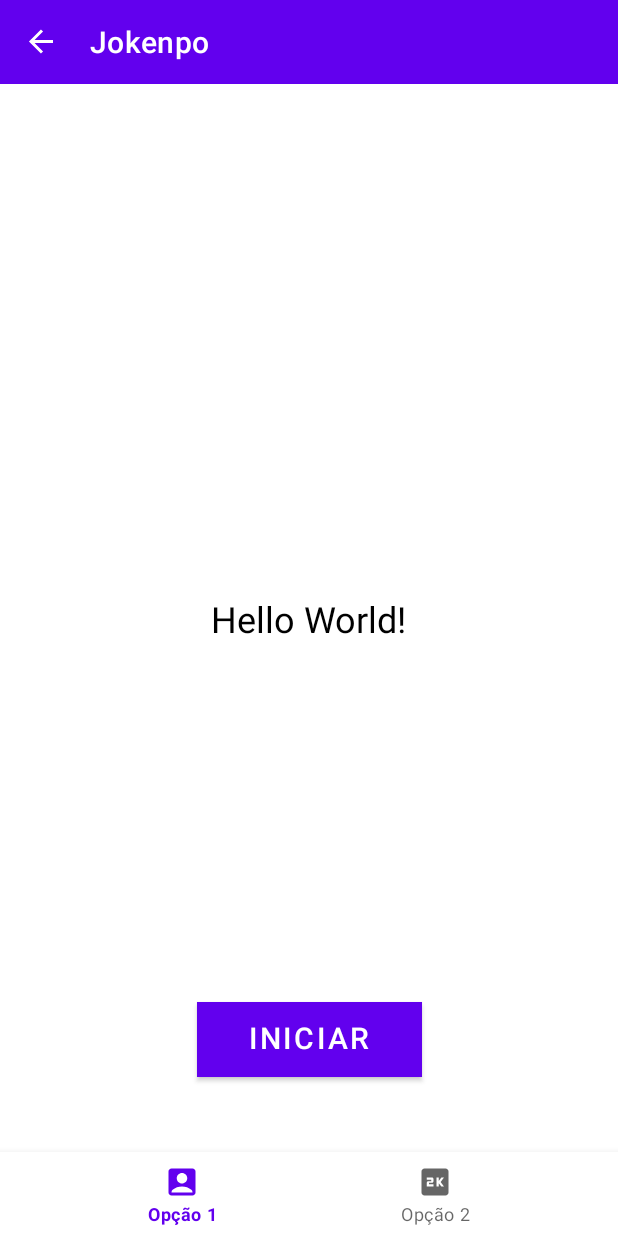
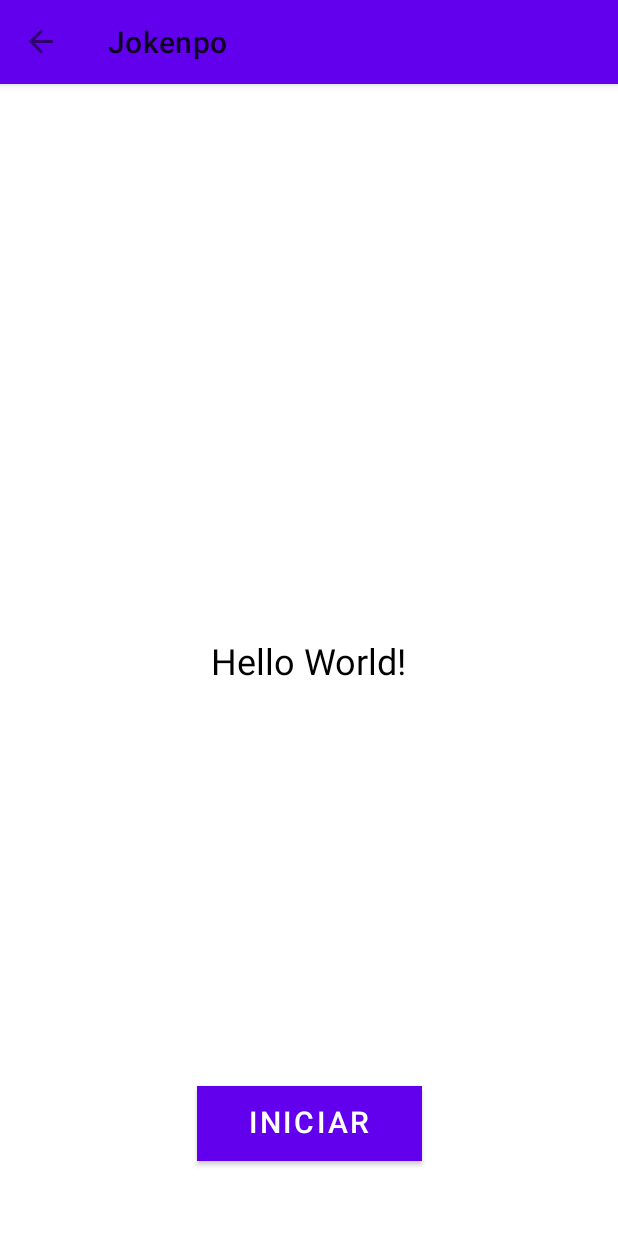
Before and after one commit to Jusouza/JokenpoModule11, an Android app: the screen it shows after launch (MainActivity), on a phone screen of 412 x 824 dp. Run offline under Robolectric (Android 15) with nearby library versions, the phone set to English and light mode, and no system bars; our stand-ins replace navigation-ui.

Commit message:
Parte 2 - refactoring code

```diff
--- a/app/src/main/java/com/example/jokenpo_module11/MainActivity.kt
+++ b/app/src/main/java/com/example/jokenpo_module11/MainActivity.kt
@@ -1,20 +1,18 @@
 package com.example.jokenpo_module11
 
+import android.os.Bundle
+import android.view.View
 import androidx.appcompat.app.AppCompatActivity
-import android.os.Bundle
-import android.view.Menu
-import android.view.MenuItem
-import androidx.core.view.GravityCompat
 import androidx.drawerlayout.widget.DrawerLayout
 import androidx.navigation.NavController
 import androidx.navigation.fragment.NavHostFragment
 import androidx.navigation.ui.AppBarConfiguration
+import androidx.navigation.ui.navigateUp
 import androidx.navigation.ui.setupActionBarWithNavController
 import androidx.navigation.ui.setupWithNavController
 import com.example.jokenpo_module11.databinding.ActivityMainBinding
 import com.google.android.material.bottomnavigation.BottomNavigationView
 import com.google.android.material.navigation.NavigationView
-import com.google.android.material.snackbar.Snackbar
 
 class MainActivity : AppCompatActivity() {
 
@@ -22,6 +20,7 @@ class MainActivity : AppCompatActivity() {
     lateinit var navDrawer: NavigationView
     lateinit var bottomNav: BottomNavigationView
     lateinit var navController: NavController
+    lateinit var appBarConfiguration: AppBarConfiguration
     override fun onCreate(savedInstanceState: Bundle?) {
         super.onCreate(savedInstanceState)
 
@@ -35,77 +34,27 @@ class MainActivity : AppCompatActivity() {
         navDrawer = binding.navView
         bottomNav = binding.bottomNav
 
-        val navHostFragment = supportFragmentManager.findFragmentById(R.id.fragmentContainerView) as NavHostFragment
+        val navHostFragment =
+            supportFragmentManager.findFragmentById(R.id.fragmentContainerView) as NavHostFragment
         navController = navHostFragment.navController
 
-        val appBarConfiguration = AppBarConfiguration(setOf(R.id.playerFragment, R.id.resultFragment), drawer)
+        appBarConfiguration =
+            AppBarConfiguration(setOf(R.id.playerFragment, R.id.resultFragment), drawer)
+
+        navController.addOnDestinationChangedListener { _, destination, _ ->
+            when (destination.id) {
+                R.id.homeFragment -> bottomNav.visibility = View.GONE
+                else -> bottomNav.visibility = View.VISIBLE
+            }
+        }
 
         setupActionBarWithNavController(navController, appBarConfiguration)
-
         navDrawer.setupWithNavController(navController)
-
-        setupBottomNavigation()
+        bottomNav.setupWithNavController(navController)
     }
 
-    private fun setupBottomNavigation() {
-        bottomNav.setOnItemSelectedListener { menuItem ->
-            when (menuItem.itemId) {
-                R.id.bottom_option_1 -> {
-                    Snackbar.make(
-                        drawer,
-                        getString(R.string.bottom_nav_title_1),
-                        Snackbar.LENGTH_SHORT
-                    ).show()
-                    true
-                }
-
-                R.id.bottom_option_2 -> {
-                    Snackbar.make(
-                        drawer,
-                        getString(R.string.bottom_nav_title_2),
-                        Snackbar.LENGTH_SHORT
-                    ).show()
-                    true
-                }
-
-                else -> false
-            }
-
-        }
-    }
     override fun onSupportNavigateUp(): Boolean {
-        drawer.openDrawer(GravityCompat.START)
-        return true
+        return navController.navigateUp(appBarConfiguration) || super.onSupportNavigateUp()
     }
 
-//    override fun onCreateOptionsMenu(menu: Menu?): Boolean {
-//        menuInflater.inflate(R.menu.second_screen_menu, menu)
-//        return true
-//    }
-
-//    override fun onOptionsItemSelected(item: MenuItem): Boolean {
-//        return when (item.itemId) {
-//            R.id.menu_save -> {
-//                Snackbar.make(
-//                    this,
-//                    drawer,
-//                    getString(R.string.menu_save_title),
-//                    Snackbar.LENGTH_SHORT
-//                ).show()
-//                true
-//            }
-//
-//            R.id.menu_settings -> {
-//                Snackbar.make(
-//                    this,
-//                    drawer,
-//                    getString(R.string.menu_settings_title),
-//                    Snackbar.LENGTH_SHORT
-//                ).show()
-//                true
-//            }
-//
-//            else -> false
-//        }
-    //}
 }
--- a/app/src/main/res/layout/activity_main.xml
+++ b/app/src/main/res/layout/activity_main.xml
@@ -16,19 +16,22 @@
         app:layout_constraintStart_toStartOf="parent"
         app:layout_constraintTop_toTopOf="@+id/navigationView">
 
-        <androidx.appcompat.widget.Toolbar
-            android:id="@+id/appBar2"
-            android:layout_width="0dp"
+        <com.google.android.material.appbar.AppBarLayout
+            android:id="@+id/appBarLayout"
+            android:layout_width="match_parent"
             android:layout_height="wrap_content"
-            android:background="@color/design_default_color_primary"
-            android:minHeight="?attr/actionBarSize"
-            android:theme="?attr/actionBarTheme"
-            app:contentInsetStart="0dp"
-            app:contentInsetStartWithNavigation="0dp"
+            android:theme="@style/Theme.JokenpoModule11.AppOverLay"
             app:layout_constraintEnd_toEndOf="parent"
-            app:layout_constraintHorizontal_bias="0.0"
             app:layout_constraintStart_toStartOf="parent"
-            app:layout_constraintTop_toTopOf="parent" />
+            app:layout_constraintTop_toTopOf="parent">
+
+            <androidx.appcompat.widget.Toolbar
+                android:id="@+id/appBar2"
+                android:layout_width="match_parent"
+                android:layout_height="?attr/actionBarSize"
+                android:theme="@style/Theme.JokenpoModule11.PopupOverlay" />
+        </com.google.android.material.appbar.AppBarLayout>
+
 
         <androidx.fragment.app.FragmentContainerView
             android:id="@+id/fragmentContainerView"
@@ -39,7 +42,7 @@
             app:layout_constraintBottom_toTopOf="@+id/bottomNav"
             app:layout_constraintEnd_toEndOf="parent"
             app:layout_constraintStart_toStartOf="parent"
-            app:layout_constraintTop_toBottomOf="@+id/appBar2"
+            app:layout_constraintTop_toBottomOf="@+id/appBarLayout"
             app:navGraph="@navigation/jokenpo_nav" />
 
         <com.google.android.material.bottomnavigation.BottomNavigationView
@@ -61,5 +64,5 @@
         android:layout_gravity="start"
         app:headerLayout="@layout/menu_header"
         app:menu="@menu/drawer_menu"
-        tools:visibility="gone" />
+        tools:visibility="visible" />
 </androidx.drawerlayout.widget.DrawerLayout>
--- a/app/src/main/res/menu/bottom_nav_menu.xml
+++ b/app/src/main/res/menu/bottom_nav_menu.xml
@@ -2,12 +2,12 @@
 <menu xmlns:android="http://schemas.android.com/apk/res/android">
 
     <item
-        android:id="@+id/bottom_option_1"
+        android:id="@+id/playerFragment"
         android:title="@string/bottom_nav_title_1"
         android:icon="@drawable/ic_avatar"/>
 
     <item
-        android:id="@+id/bottom_option_2"
+        android:id="@+id/resultFragment"
         android:title="@string/bottom_nav_title_2"
         android:icon="@drawable/ic_option2"/>
 </menu>
--- a/app/src/main/res/menu/second_screen_menu.xml
+++ b/app/src/main/res/menu/second_screen_menu.xml
@@ -2,13 +2,7 @@
 <menu xmlns:android="http://schemas.android.com/apk/res/android"
     xmlns:app="http://schemas.android.com/apk/res-auto">
     <item
-        android:id="@+id/menu_save"
-        android:icon="@drawable/ic_save"
-        android:title="@string/menu_save_title"
-        app:showAsAction="ifRoom" />
-
-    <item
-        android:id="@+id/menu_settings"
+        android:id="@+id/homeFragment"
         android:title="@string/menu_settings_title"
         android:visible="true"
         app:showAsAction="never" />
--- a/app/src/main/res/values/strings.xml
+++ b/app/src/main/res/values/strings.xml
@@ -3,10 +3,10 @@
     <string name="button_title">Iniciar activity</string>
     <string name="second_screen_title">Segunda Tela</string>
     <string name="menu_save_title">Salvar</string>
-    <string name="menu_settings_title">Configuracoes</string>
+    <string name="menu_settings_title">Reload</string>
     <string name="drawer_home_title">Home</string>
-    <string name="bottom_nav_title_1">Opção 1</string>
-    <string name="bottom_nav_title_2">Opção 2</string>
+    <string name="bottom_nav_title_1">Player</string>
+    <string name="bottom_nav_title_2">Result</string>
     <!-- TODO: Remove or change this placeholder text -->
     <string name="hello_blank_fragment">Hello blank fragment</string>
 </resources>
--- a/app/src/main/res/values/themes.xml
+++ b/app/src/main/res/values/themes.xml
@@ -17,4 +17,8 @@
         <item name="windowActionBar">false</item>
         <item name="windowNoTitle">true</item>
     </style>
+
+    <style name="Theme.JokenpoModule11.AppOverLay" parent="ThemeOverlay.MaterialComponents.Dark"/>
+    <style name="Theme.JokenpoModule11.PopupOverlay" parent="ThemeOverlay.MaterialComponents.Light"/>
+
 </resources>
```
Also changed, not shown: app/src/main/java/com/example/jokenpo_module11/PlayerFragment.kt (+23 -3 lines), app/src/main/java/com/example/jokenpo_module11/ResultFragment.kt (+16 -1 lines).
